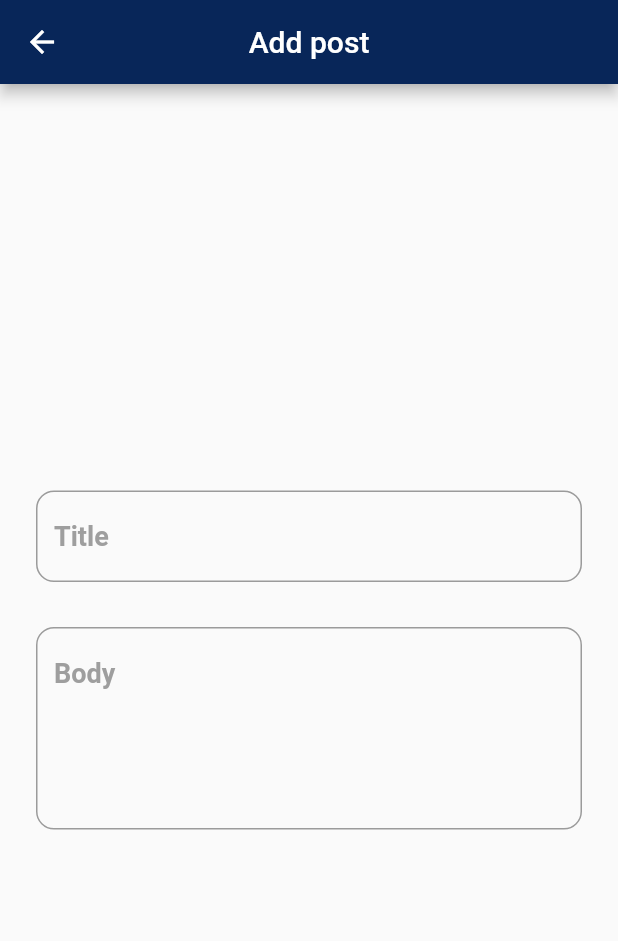
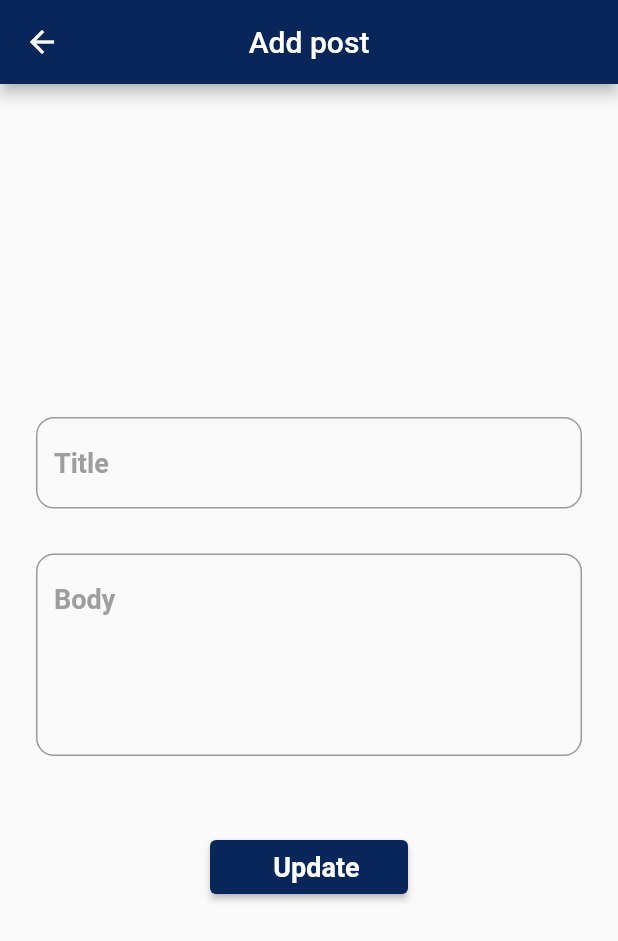
Before and after one commit to Taku-Android/FacbookPosts-CleanArch, a Flutter app: the AddUpdatePostScreen screen opened directly, on a phone screen of 412 x 824 dp. Shown: the top 941 px of the screen. Run offline on Flutter 3.47's test engine with Material 2 defaults, Android fonts, the phone set to English and light mode, and no system bars; our stand-ins replace dartz, dio, equatable, flutter_bloc, get_it, internet_connection_checker and 1 more; accounts and stored records are empty; network calls fail.

Commit message:
adding custom_button.dart

```diff
--- a/lib/features/posts/persentation/widgets/add_update_post_body.dart
+++ b/lib/features/posts/persentation/widgets/add_update_post_body.dart
@@ -1,9 +1,12 @@
 import 'package:flutter/material.dart';
-
+import '../../domain/entity/post.dart';
+import 'custom_button.dart';
 import 'custom_text_form_field.dart';
 
 class AddUpdatePostBody extends StatefulWidget {
-  const AddUpdatePostBody({super.key});
+  const AddUpdatePostBody({super.key, this.post});
+
+  final Post? post ;
 
   @override
   State<AddUpdatePostBody> createState() => _AddUpdatePostBodyState();
@@ -30,6 +33,10 @@ class _AddUpdatePostBodyState extends State<AddUpdatePostBody> {
               hintText: 'Body' ,
               maxLines: 5,
           ),
+          const SizedBox(
+            height: 50,
+          ),
+          const CustomButton(addPost: false),
         ],
       ),
     );
--- /dev/null
+++ b/lib/features/posts/persentation/widgets/custom_button.dart
@@ -0,0 +1,33 @@
+import 'package:flutter/material.dart';
+
+import '../../../../core/utils/styles.dart';
+
+class CustomButton extends StatelessWidget {
+  const CustomButton({super.key, required this.addPost});
+
+  final bool addPost;
+
+  @override
+  Widget build(BuildContext context) {
+    return ElevatedButton(
+        onPressed: () {},
+        child: SizedBox(
+          width: 100,
+          child: Row(
+            mainAxisAlignment: MainAxisAlignment.center,
+            children: [
+              (addPost) ? const Icon(Icons.add) : const SizedBox.shrink(),
+              const SizedBox(
+                width: 10,
+              ),
+              Center(
+                  child: Text(
+                (addPost) ? 'Add' : 'Update',
+                style: Styles.textTitle
+                    .copyWith(color: Colors.white, fontSize: 18),
+              ))
+            ],
+          ),
+        ));
+  }
+}
```
